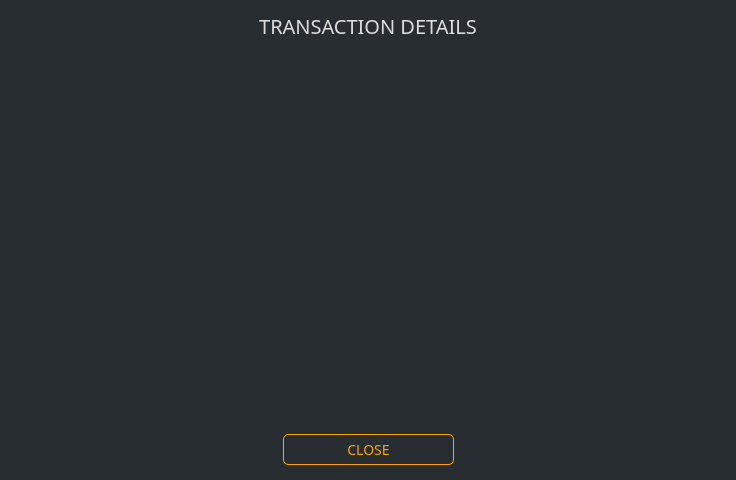
This is src/gui/ui/transactiondetailsdialog.ui in ConcealNetwork/conceal-desktop as Qt 5 draws it before an edit. The edited form follows.
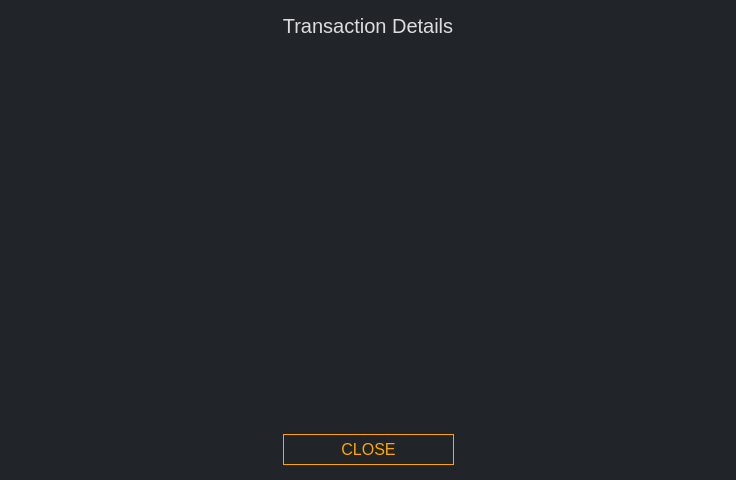
This is the edited form.

```diff
--- a/src/gui/ui/transactiondetailsdialog.ui
+++ b/src/gui/ui/transactiondetailsdialog.ui
@@ -14,10 +14,9 @@
    <string>Transaction details</string>
   </property>
   <property name="styleSheet">
-   <string notr="true">background-color: #282d31;
+   <string notr="true">background-color: #212529;
 border: 0px;
-color: #ddd;
-font-family: 'Raleway';</string>
+color: #ddd;</string>
   </property>
   <layout class="QVBoxLayout" name="verticalLayout">
    <property name="leftMargin">
@@ -42,7 +41,6 @@
      </property>
      <property name="font">
       <font>
-       <family>Raleway</family>
        <pointsize>-1</pointsize>
       </font>
      </property>
@@ -53,7 +51,7 @@
 font-family: 'Raleway';</string>
      </property>
      <property name="text">
-      <string>TRANSACTION DETAILS</string>
+      <string>Transaction Details</string>
      </property>
      <property name="alignment">
       <set>Qt::AlignCenter</set>
@@ -107,13 +105,10 @@
         </size>
        </property>
        <property name="font">
-        <font>
-         <family>Raleway</family>
-         <pointsize>-1</pointsize>
-        </font>
+        <font/>
        </property>
        <property name="styleSheet">
-        <string notr="true">QPushButton#m_okButton {color: orange; border: 1px solid orange; font-size: 14px; border-radius: 5px;}
+        <string notr="true">QPushButton#m_okButton {color: orange; background-color: #212529; border: 1px solid orange; font-size: 16px;}
 
 QPushButton#m_okButton:hover {color: orange; border: 1px solid orange; font-size: 14px; border-radius: 5px;}</string>
        </property>
```
Left out of the diff: 11 changed lines with no effect on the pictures.
